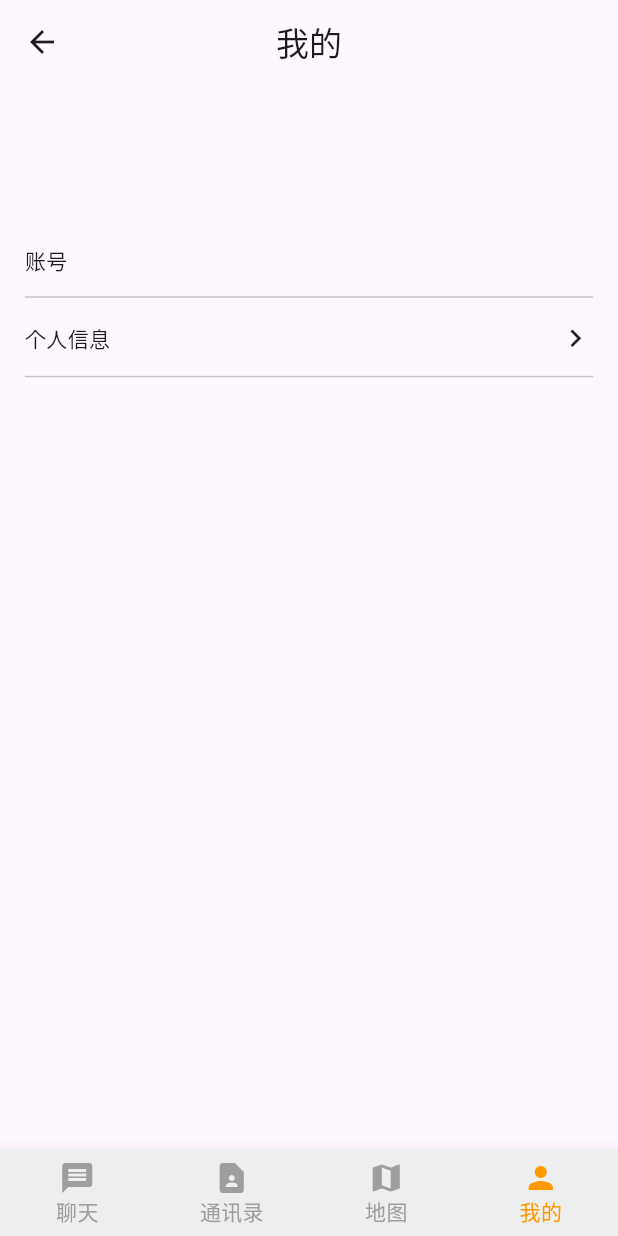
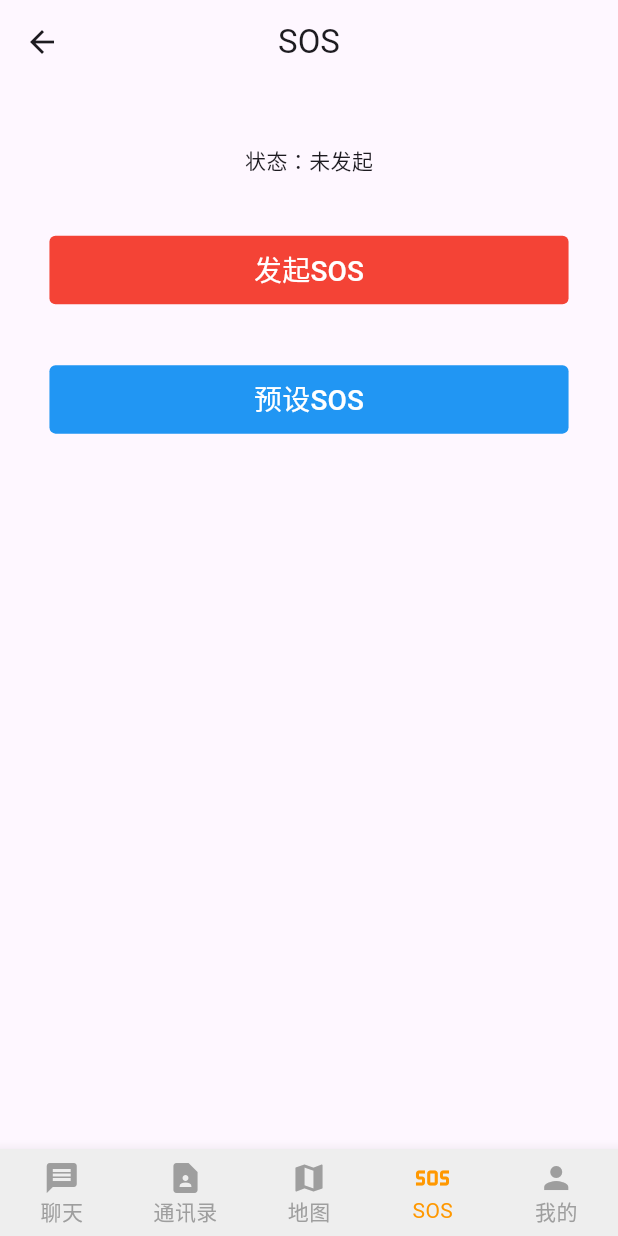
Before and after one commit to zhumeng1582/loar_flutter, a Flutter app: the MainPage screen opened by its route, item 4 of the bottom bar chosen, on a phone screen of 412 x 824 dp. Run offline on Flutter 3.47's test engine with Material 2 defaults, Android fonts, the phone set to English and light mode, and no system bars; our stand-ins replace chat_bubbles, extended_image, flutter_easyloading, flutter_riverpod, flutter_screenutil, just_audio and 1 more; missing offline and left inert: flutter_plugin_record_plus; accounts and stored records are empty; network calls fail.

Commit message:
Feat：sos

```diff
--- a/lib/page/main_page.dart
+++ b/lib/page/main_page.dart
@@ -1,6 +1,7 @@
 import 'package:flutter/material.dart';
 import 'package:flutter_riverpod/flutter_riverpod.dart';
 import 'package:loar_flutter/page/record_page.dart';
+import 'package:loar_flutter/page/sos/sos_page.dart';
 import 'package:loar_flutter/page/statellite_map.dart';
 
 import 'contacts/contacts_page.dart';
@@ -15,6 +16,7 @@ class MainNotifier extends ChangeNotifier {
     const HomePage(),
     const ContactsPage(),
     WeChatRecordScreen(),
+    const SosPage(),
     const MePage(),
   ]; // 列举所有 Tab 控制切换将用到的页面
   int selectedIndex = 0;
@@ -74,6 +76,11 @@ class _MainPageState extends ConsumerState<MainPage> {
             backgroundColor: Colors.white,
           ),
           BottomNavigationBarItem(
+            icon: Icon(Icons.sos, size: 24.0),
+            label: 'SOS',
+            backgroundColor: Colors.white,
+          ),
+          BottomNavigationBarItem(
             icon: Icon(Icons.person, size: 24.0),
             label: '我的',
             backgroundColor: Colors.white,
--- a/lib/page/me/me_page.dart
+++ b/lib/page/me/me_page.dart
@@ -4,11 +4,9 @@ import 'package:flutter/material.dart';
 import 'package:flutter_riverpod/flutter_riverpod.dart';
 import 'package:flutter_screenutil/flutter_screenutil.dart';
 import 'package:loar_flutter/common/util/ex_widget.dart';
-import 'package:loar_flutter/page/contacts/contacts_list.dart';
 
 import '../../common/image.dart';
 import '../../common/local_info_cache.dart';
-import '../../common/util/images.dart';
 
 final meProvider = ChangeNotifierProvider<MeNotifier>((ref) => MeNotifier());
 
--- /dev/null
+++ b/lib/page/sos/sos_page.dart
@@ -0,0 +1,69 @@
+import 'dart:convert';
+
+import 'package:flutter/material.dart';
+import 'package:flutter_easyloading/flutter_easyloading.dart';
+import 'package:flutter_riverpod/flutter_riverpod.dart';
+import 'package:flutter_screenutil/flutter_screenutil.dart';
+import 'package:loar_flutter/common/util/ex_widget.dart';
+import 'package:loar_flutter/page/contacts/contacts_list.dart';
+
+import '../../common/local_info_cache.dart';
+import '../../common/colors.dart';
+import '../../common/routers/RouteNames.dart';
+import '../../widget/baseTextField.dart';
+import '../../widget/commit_button.dart';
+import 'package:loar_flutter/common/util/storage.dart';
+
+final sosProvider =
+    ChangeNotifierProvider<SosNotifier>((ref) => SosNotifier());
+
+class SosNotifier extends ChangeNotifier {
+
+}
+
+class SosPage extends ConsumerStatefulWidget {
+  const SosPage({super.key});
+
+  @override
+  ConsumerState<SosPage> createState() => _SosPageState();
+}
+
+class _SosPageState extends ConsumerState<SosPage> {
+
+  @override
+  void initState() {
+    super.initState();
+
+  }
+
+  @override
+  Widget build(BuildContext context) {
+    return Scaffold(
+      appBar: AppBar(
+        title: Text("SOS"),
+        centerTitle: true,
+      ),
+      body: SafeArea(
+        child: Column(
+          children: [
+            Text("状态：未发起").paddingTop(80.h),
+            CommitButton(buttonState: ButtonState.normal, backgroundColor:Colors.red,text: "发起SOS",  tapAction: ()=>{}).paddingTop(80.h),
+
+            CommitButton(buttonState: ButtonState.normal,backgroundColor:Colors.blue, text: "预设SOS", tapAction: ()=>{}).paddingTop(80.h),
+          ],
+        ).paddingHorizontal(30.w),
+      ),
+    );
+  }
+
+  @override
+  void dispose() {
+    super.dispose();
+
+  }
+}
+
+extension _Action on _SosPageState {
+}
+
+extension _UI on _SosPageState {}
```
